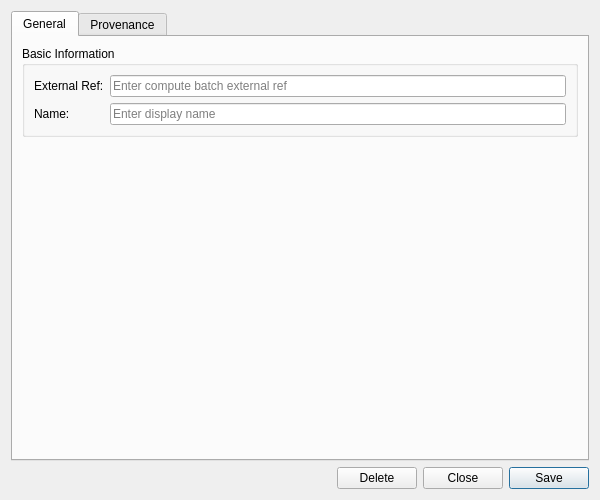
Old version of the form projects/ores.qt/compute/ui/BatchDetailDialog.ui in the repository OreStudio/OreStudio.
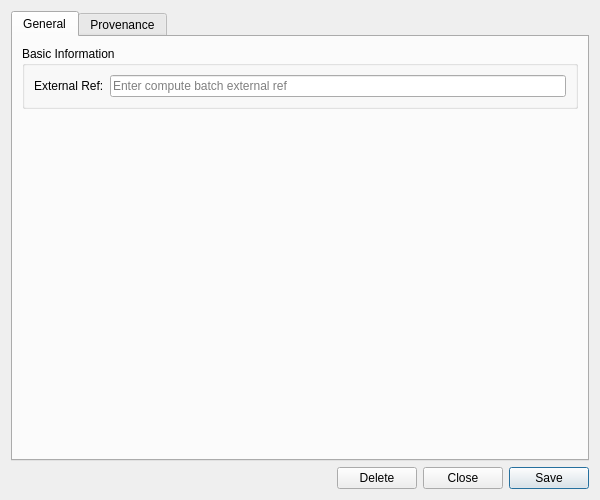
New version of the form. Custom widgets are drawn as their Qt base class.

Commit message:
[ores.qt] Regenerate compute detail dialogs without the phantom name row
Regenerate the five thin detail dialogs after the detail-fields gating
fix: an entity without a name column now gets only its key row plus
provenance. The bound .name member does not exist on batch, app_version,
host, result or workunit, so the generated dialogs previously did not
compile.

Story-ID: 1D13F6BF-DD96-40AC-9286-BD540D94FA75
Task-ID: A97F58CC-6C2D-4138-AE4C-60D8C53B88A7
Environment: brave_hopper

The edit to the form file:
```diff
--- a/projects/ores.qt/compute/ui/BatchDetailDialog.ui
+++ b/projects/ores.qt/compute/ui/BatchDetailDialog.ui
@@ -55,20 +55,6 @@
             </property>
            </widget>
           </item>
-          <item row="1" column="0">
-           <widget class="QLabel" name="labelName">
-            <property name="text">
-             <string>Name:</string>
-            </property>
-           </widget>
-          </item>
-          <item row="1" column="1">
-           <widget class="QLineEdit" name="nameEdit">
-            <property name="placeholderText">
-             <string>Enter display name</string>
-            </property>
-           </widget>
-          </item>
          </layout>
         </widget>
        </item>
```
The commit also changes 9 other files.
